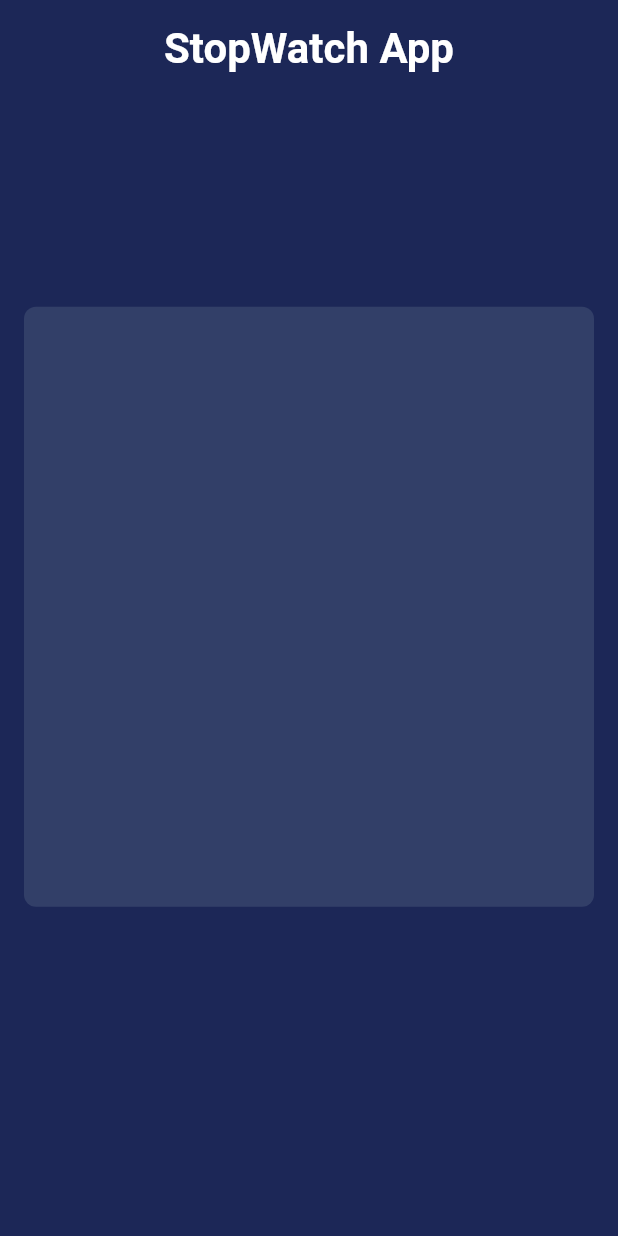
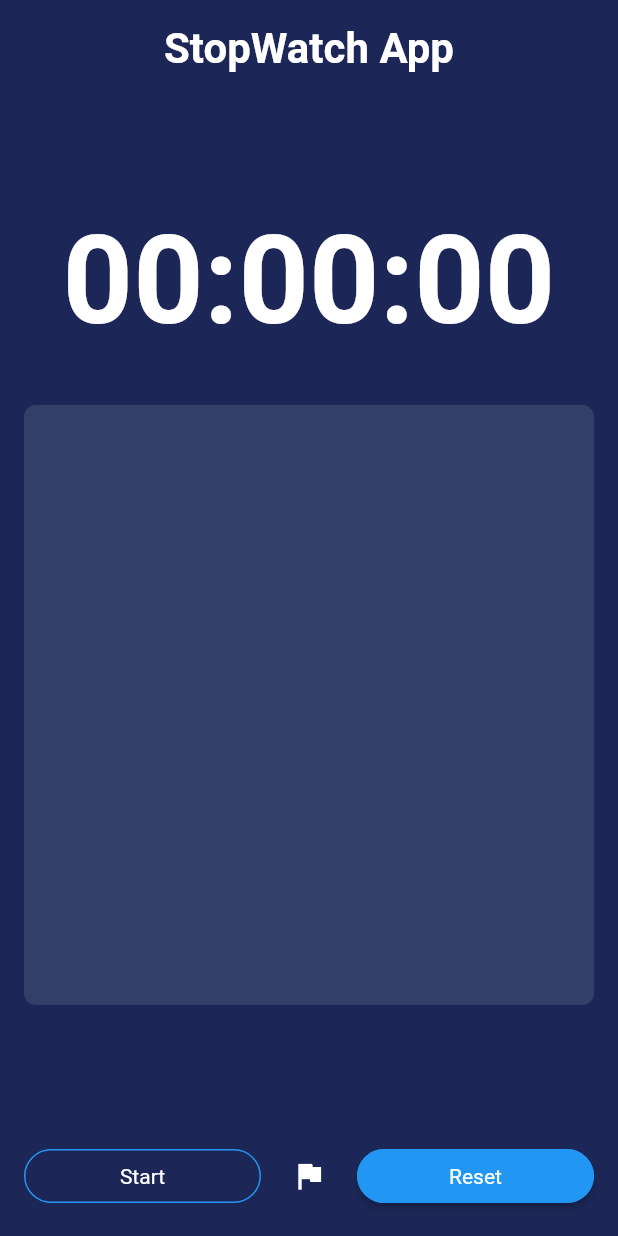
Before and after one commit to Briankurtish/StopWatch-App, a Flutter app: the screen it shows after launch, on a phone screen of 412 x 824 dp. Run offline on Flutter 3.47's test engine with Material 2 defaults, Android fonts, the phone set to English and light mode, and no system bars.

Commit message:
done with the ui

```diff
--- a/stopwatch_app/lib/main.dart
+++ b/stopwatch_app/lib/main.dart
@@ -27,6 +27,8 @@ class HomeApp extends StatefulWidget {
 }
 
 class _HomeAppState extends State<HomeApp> {
+  // now working on the logic of the app
+
   @override
   Widget build(BuildContext context) {
     return Scaffold(
@@ -38,7 +40,7 @@ class _HomeAppState extends State<HomeApp> {
             mainAxisAlignment: MainAxisAlignment.spaceBetween,
             crossAxisAlignment: CrossAxisAlignment.center,
             children: [
-              Center(
+              const Center(
                 child: Text(
                   "StopWatch App",
                   style: TextStyle(
@@ -48,8 +50,18 @@ class _HomeAppState extends State<HomeApp> {
                   ),
                 ),
               ),
-              SizedBox(
+              const SizedBox(
                 height: 20.0,
+              ),
+              const Center(
+                child: Text(
+                  "00:00:00",
+                  style: TextStyle(
+                    color: Colors.white,
+                    fontSize: 82.0,
+                    fontWeight: FontWeight.w600,
+                  ),
+                ),
               ),
               Container(
                 height: 400.0,
@@ -58,7 +70,7 @@ class _HomeAppState extends State<HomeApp> {
                   borderRadius: BorderRadius.circular(8.0),
                 ),
               ),
-              SizedBox(
+              const SizedBox(
                 height: 20.0,
               ),
               Row(
@@ -67,6 +79,37 @@ class _HomeAppState extends State<HomeApp> {
                   Expanded(
                     child: RawMaterialButton(
                       onPressed: () {},
+                      shape: const StadiumBorder(
+                        side: BorderSide(color: Colors.blue),
+                      ),
+                      child: const Text(
+                        "Start",
+                        style: TextStyle(color: Colors.white),
+                      ),
+                    ),
+                  ),
+                  const SizedBox(
+                    width: 8.0,
+                  ),
+                  IconButton(
+                    onPressed: () {},
+                    color: Colors.white,
+                    icon: Icon(Icons.flag),
+                  ),
+                  const SizedBox(
+                    width: 8.0,
+                  ),
+                  Expanded(
+                    child: RawMaterialButton(
+                      onPressed: () {},
+                      fillColor: Colors.blue,
+                      shape: const StadiumBorder(
+                        side: BorderSide(color: Colors.blue),
+                      ),
+                      child: const Text(
+                        "Reset",
+                        style: TextStyle(color: Colors.white),
+                      ),
                     ),
                   ),
                 ],
```
